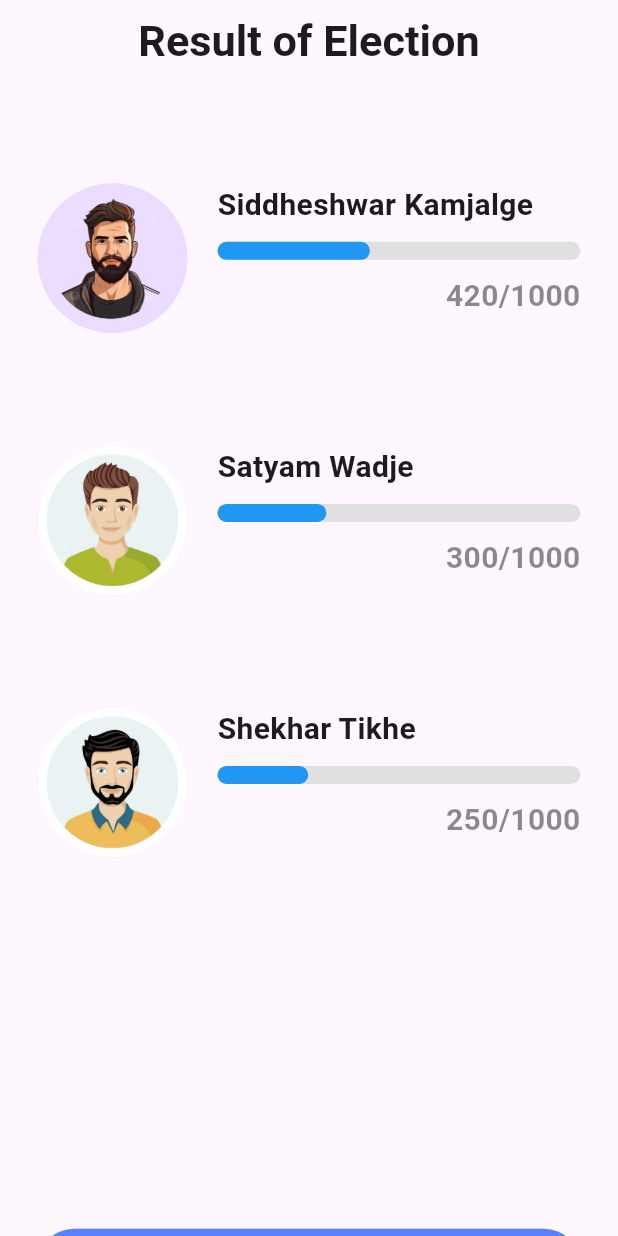
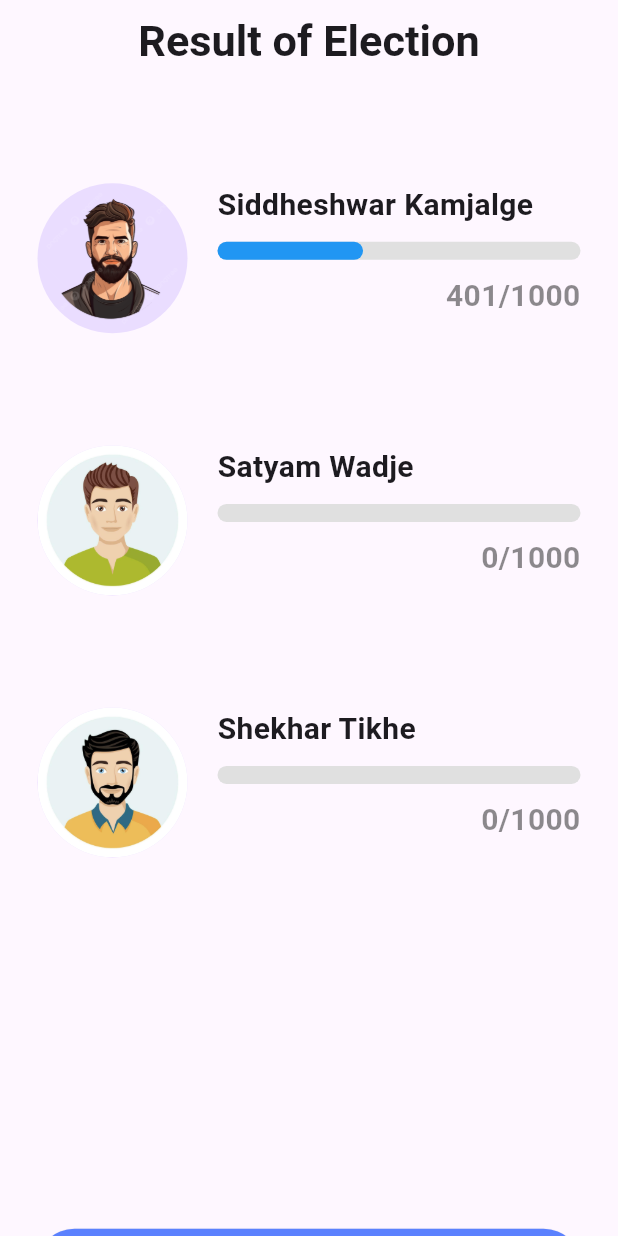
Before and after one commit to siddhu-9822/voting-app, a Flutter app: the ProfileScreen1 screen opened directly, scrolled down 67 dp, after a tap on "Vote", on a phone screen of 412 x 824 dp. Run offline on Flutter 3.47's test engine with Material 3 defaults, Android fonts, the phone set to English and light mode, and no system bars; our stand-ins replace shared_preferences; accounts and stored records are empty.

Commit message:
final app

```diff
--- a/lib/screen/profile_screen/profile_screen_i.dart
+++ b/lib/screen/profile_screen/profile_screen_i.dart
@@ -3,6 +3,7 @@ import 'package:flutter_vote/screen/result_screen.dart';
 import 'package:flutter_vote/screen/voter_list_screen.dart';
 import 'package:flutter_vote/widgets/custom_button.dart';
 import 'package:flutter_vote/widgets/custom_cliper.dart';
+import 'package:shared_preferences/shared_preferences.dart';
 
 class ProfileScreen1 extends StatefulWidget {
   const ProfileScreen1({super.key});
@@ -12,6 +13,32 @@ class ProfileScreen1 extends StatefulWidget {
 }
 
 class _ProfileScreenState extends State<ProfileScreen1> {
+  @override
+  void initState() {
+    super.initState();
+    _setInitialValueIfNotExists();
+  }
+
+  // Set initial value only once (e.g., 5)
+  Future<void> _setInitialValueIfNotExists() async {
+    final prefs = await SharedPreferences.getInstance();
+    if (!prefs.containsKey('counter')) {
+      await prefs.setInt('counter', 400); // Set initial value in code
+    }
+  }
+
+  // Increment and navigate
+  Future<void> _incrementAndNavigate() async {
+    final prefs = await SharedPreferences.getInstance();
+    int currentValue = prefs.getInt('counter') ?? 0;
+    await prefs.setInt('counter', currentValue + 1);
+
+    Navigator.push(
+      context,
+      MaterialPageRoute(builder: (context) => ResultScreen()),
+    );
+  }
+
   @override
   Widget build(BuildContext context) {
     double screenWidth = MediaQuery.of(context).size.width;
@@ -118,14 +145,7 @@ class _ProfileScreenState extends State<ProfileScreen1> {
               padding: const EdgeInsets.only(right: 50, left: 50),
               child: CustomButton(
                 text: 'Vote',
-                onPressed: () {
-                  Navigator.push(
-                    context,
-                    MaterialPageRoute(
-                      builder: (context) => const ResultScreen(),
-                    ),
-                  );
-                },
+                onPressed: _incrementAndNavigate,
               ),
             ),
           ],
--- a/lib/screen/result_screen.dart
+++ b/lib/screen/result_screen.dart
@@ -2,6 +2,7 @@ import 'package:flutter/material.dart';
 import 'package:flutter_vote/screen/home_screen.dart';
 import 'package:flutter_vote/widgets/custom_button.dart';
 import 'package:flutter_vote/widgets/result_list.dart';
+import 'package:shared_preferences/shared_preferences.dart';
 
 class ResultScreen extends StatefulWidget {
   const ResultScreen({super.key});
@@ -11,6 +12,25 @@ class ResultScreen extends StatefulWidget {
 }
 
 class _ResultScreenState extends State<ResultScreen> {
+  int counter = 0;
+  int counte = 0;
+  int count = 0;
+
+  @override
+  void initState() {
+    super.initState();
+    _loadCounter();
+  }
+
+  void _loadCounter() async {
+    SharedPreferences prefs = await SharedPreferences.getInstance();
+    setState(() {
+      counter = prefs.getInt('counter') ?? 0; // Siddheshwar Kamjalge
+      counte = prefs.getInt('counte') ?? 0; // Satyam Wadje
+      count = prefs.getInt('count') ?? 0; // Shekhar Tikhe
+    });
+  }
+
   @override
   Widget build(BuildContext context) {
     final screenWidth = MediaQuery.of(context).size.width;
@@ -39,8 +59,8 @@ class _ResultScreenState extends State<ResultScreen> {
               ResultList(
                 imagePath: 'assets/images/avatar2.png',
                 name: 'Siddheshwar Kamjalge',
-                progressValue: 0.42,
-                currentScore: 420,
+                progressValue: counter / 1000,
+                currentScore: counter,
                 maxScore: 1000,
               ),
               SizedBox(height: screenHeight * 0.03),
@@ -48,8 +68,8 @@ class _ResultScreenState extends State<ResultScreen> {
               ResultList(
                 imagePath: 'assets/images/avatar3.png',
                 name: 'Satyam Wadje',
-                progressValue: 0.3,
-                currentScore: 300,
+                progressValue: counte / 1000,
+                currentScore: counte,
                 maxScore: 1000,
               ),
               SizedBox(height: screenHeight * 0.03),
@@ -57,8 +77,8 @@ class _ResultScreenState extends State<ResultScreen> {
               ResultList(
                 imagePath: 'assets/images/avatar1.png',
                 name: 'Shekhar Tikhe',
-                progressValue: 0.25,
-                currentScore: 250,
+                progressValue: count / 1000,
+                currentScore: count,
                 maxScore: 1000,
               ),
               SizedBox(height: screenHeight * 0.25),
```
Also changed, not shown: lib/screen/login_screen.dart (+13 -14 lines), lib/screen/profile_screen/profile_screen_ii.dart (+28 -8 lines), lib/screen/profile_screen/profile_screen_iii.dart (+28 -8 lines), lib/screen/voter_list_screen.dart (+75 -19 lines).
